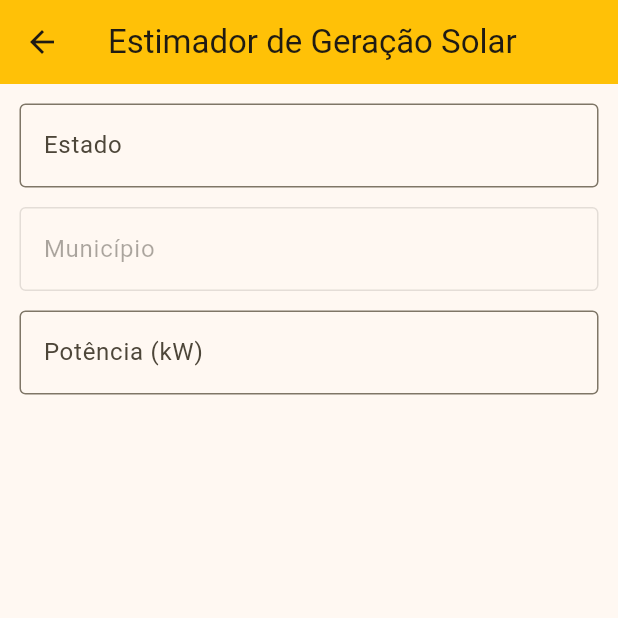
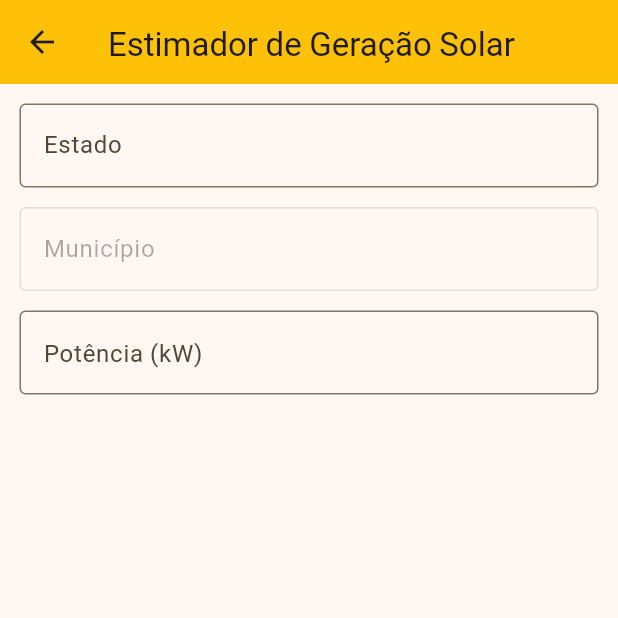
Before and after one commit to ArthurCoAnd/ArTools, a Flutter app: the screen it shows after launch, after a tap on "EGS", on a phone screen of 412 x 824 dp, the top half of it. Run offline on Flutter 3.47's test engine with Material 3 defaults, Android fonts, the phone set to English and light mode, and no system bars; drawn by our look-alikes of flutter_typeahead; our stand-ins replace csv, google_fonts, location, syncfusion_flutter_charts; missing offline and left inert: geocode, syncfusion_localizations; Roboto replaces fonts that are missing (Sunflower).

Commit message:
🛠️ ArTools

```diff
--- a/lib/main.dart
+++ b/lib/main.dart
@@ -16,6 +16,7 @@ import 'package:syncfusion_localizations/syncfusion_localizations.dart';
 import 'package:artools/pages/cccp.dart';
 import 'package:artools/pages/egs.dart';
 import 'package:artools/pages/cs16.dart';
+// import 'package:artools/pages/lavar_roupa.dart';
 // import 'package:artools/pages/vasco.dart';
 
 // WIDGETS
@@ -28,21 +29,21 @@ class ArTools extends StatelessWidget {
   @override
   Widget build(BuildContext context) {
 
-    final String? fonte = GoogleFonts.ubuntu().fontFamily;
+    final String? fonte = GoogleFonts.oswald().fontFamily;
 
     return MaterialApp(
-      localizationsDelegates: const [GlobalMaterialLocalizations.delegate, GlobalWidgetsLocalizations.delegate, SfGlobalLocalizations.delegate],
+      localizationsDelegates: const [GlobalCupertinoLocalizations.delegate, GlobalMaterialLocalizations.delegate, GlobalWidgetsLocalizations.delegate, SfGlobalLocalizations.delegate],
       supportedLocales: const [Locale('pt','BR')],
       locale: const Locale('pt','BR'),
       title: 'ArTools',
       debugShowCheckedModeBanner: false,
-      theme: ThemeData(useMaterial3: true, colorScheme: ColorScheme.fromSeed(seedColor: Colors.grey), fontFamily: fonte),
+      theme: ThemeData(useMaterial3: true, colorScheme: ColorScheme.fromSeed(seedColor: Colors.black), fontFamily: fonte),
       routes: {
         '/': (context) => const MENU(),
         '/CCCP': (context) => const CCCP(),
         '/CS16': (context) => const CS16(),
         '/EGS': (context) => const EGS(),
-        // '/VASCO': (context) => const VASCO(),
+        // '/LavarRoupa': (context) => const LavarRoupa(),
       },
     );
   }
@@ -66,6 +67,7 @@ class MENUState extends State<MENU>{
     MENUitem(titulo: 'CCCP', subTitulo: 'Conversor de Coordenadas\nCartesianas & Polares', corBase: Colors.red, icone: 'logos/CCCP.png', pg: '/CCCP'),
     MENUitem(titulo: 'EGS', subTitulo: 'Estimador de Geração Solar', corBase: Colors.yellow, icone: 'logos/EGS.png', pg: '/EGS'),
     MENUitem(titulo: 'CS', subTitulo: 'Clima-Strike', corBase: Color.fromARGB(255,117,127,109), icone: 'logos/CS16.png', pg: '/CS16'),
+    // MENUitem(titulo: 'Lavar Roupa?', subTitulo: 'Devo lavar minhas\nroupas agora?', corBase: Colors.blue, icone: 'logos/LavarRoupa.png', pg: '/LavarRoupa'),
   ];
 
   @override
@@ -99,13 +101,15 @@ class MENUitem{
   final String icone;
   final String pg;
 
+  Color corTxt = Colors.black;
+
   MENUitem({
     required this.titulo,
     required this.subTitulo,
     required this.corBase,
     required this.icone,
     required this.pg,
-  });
+  }){if(corBase.computeLuminance() < 0.5){corTxt = Colors.white;}}
 }
 
 class MENUitemBotao extends StatelessWidget{
@@ -118,7 +122,7 @@ class MENUitemBotao extends StatelessWidget{
     return SizedBox(
       height: 313, width: 313,
       child: InkWell(
-        onTap: (){Navigator.pushNamed(context, menuItem.pg);},
+        onTap: () => Navigator.pushNamed(context, menuItem.pg),
         child: ClipRRect(
           borderRadius: const BorderRadius.all(Radius.circular(131)),
           child: BackdropFilter(
@@ -132,8 +136,8 @@ class MENUitemBotao extends StatelessWidget{
                 mainAxisAlignment: MainAxisAlignment.center,
                 children: [
                   Image.asset('assets/images/${menuItem.icone}', height: 131, width: 131),
-                  Text(menuItem.titulo, style: const TextStyle(fontSize: 31, fontWeight: FontWeight.bold), textAlign: TextAlign.center),
-                  Text(menuItem.subTitulo, style: const TextStyle(fontSize: 13, fontWeight: FontWeight.bold), textAlign: TextAlign.center),
+                  Text(menuItem.titulo, style: TextStyle(fontSize: 31, fontWeight: FontWeight.bold, color: menuItem.corTxt), textAlign: TextAlign.center),
+                  Text(menuItem.subTitulo, style: TextStyle(fontSize: 13, fontWeight: FontWeight.bold, color: menuItem.corTxt), textAlign: TextAlign.center),
                 ]
               ),
             ),
--- a/lib/pages/egs.dart
+++ b/lib/pages/egs.dart
@@ -1,5 +1,6 @@
 // PACKAGES
 import 'package:flutter/material.dart';
+import 'package:google_fonts/google_fonts.dart';
 import 'package:syncfusion_flutter_charts/charts.dart';
 
 // SERVICES
@@ -56,6 +57,7 @@ class _EGSState extends State<EGS> {
           seedColor: Colors.amber,
           primary: Colors.amber,
         ),
+        fontFamily: GoogleFonts.sunflower().fontFamily,
       ),
       child: Scaffold(
         appBar: AppBar(title: const Text('Estimador de Geração Solar'), centerTitle: true, backgroundColor: Colors.amber),
--- a/lib/widgets/entradas.dart
+++ b/lib/widgets/entradas.dart
@@ -75,7 +75,7 @@ class SimpleDDState extends State<SimpleDD>{
 // ██      ██   ██ ██   ██ ██   ██ ██ ██  ██ ██ ██    ██
 // ██      ██   ██ ██████  ██████  ██ ██   ████  ██████
 
-class SimpleP extends StatefulWidget{
+class SimpleP extends StatelessWidget{
   const SimpleP({super.key,
     this.child,
     this.p = const [13, 13, 13, 0],
@@ -85,15 +85,10 @@ class SimpleP extends StatefulWidget{
   final List<double> p;
 
   @override
-  SimplePState createState() => SimplePState();
-}
-
-class SimplePState extends State<SimpleP>{
-  @override
   Widget build(BuildContext context){
     return Padding(
-      padding: EdgeInsets.fromLTRB(widget.p[0], widget.p[1], widget.p[2], widget.p[3]),
-      child: widget.child,
+      padding: EdgeInsets.fromLTRB(p[0], p[1], p[2], p[3]),
+      child: child,
     );
   }
 }
```
Also changed, not shown: lib/pages/lavar_roupa.dart (added, +167 -0 lines), lib/services/graficos.dart (+15 -0 lines), lib/services/mapa.dart (added, +33 -0 lines), pubspec.yaml (+4 -3 lines), assets/images/logos/LavarRoupa.png (added), pubspec.lock, 4 other files.
